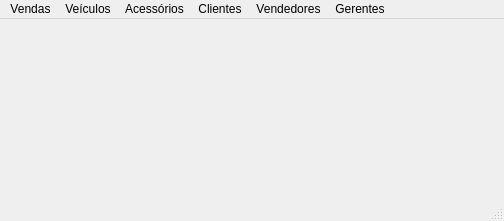
Qt form SIF_GUI/View/TelaPrincipal.ui (VitorDiToro/EC206-EngenhariaDeSoftware2) before a commit.
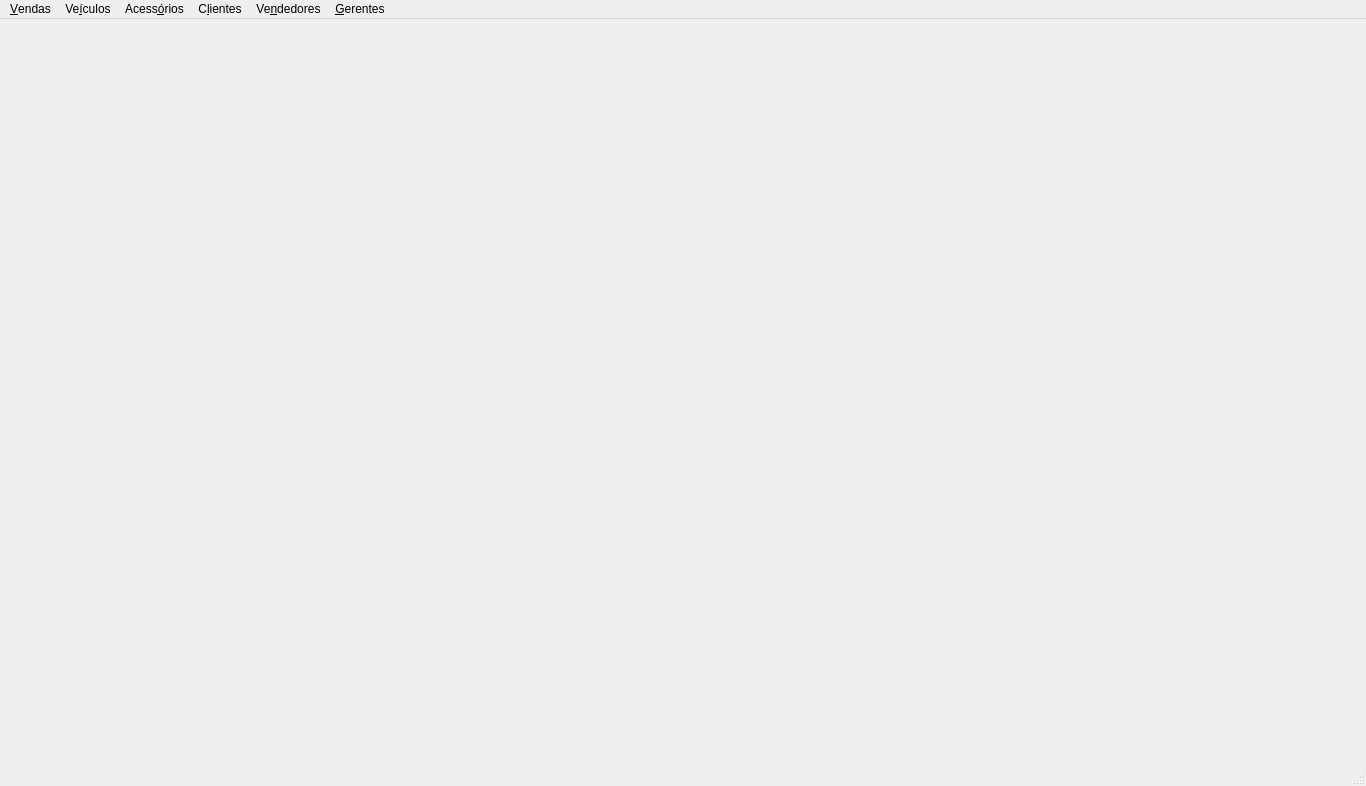
The same form after that commit.

Commit message: Padrnização dos labels e tamanho das telas

The edit to the form file:
```diff
--- a/SIF_GUI/View/TelaPrincipal.ui
+++ b/SIF_GUI/View/TelaPrincipal.ui
@@ -6,10 +6,16 @@
    <rect>
     <x>0</x>
     <y>0</y>
-    <width>504</width>
-    <height>221</height>
+    <width>1366</width>
+    <height>786</height>
    </rect>
   </property>
+  <property name="minimumSize">
+   <size>
+    <width>1366</width>
+    <height>786</height>
+   </size>
+  </property>
   <property name="windowTitle">
    <string>MainWindow</string>
   </property>
@@ -19,48 +25,48 @@
     <rect>
      <x>0</x>
      <y>0</y>
-     <width>504</width>
-     <height>25</height>
+     <width>1366</width>
+     <height>30</height>
     </rect>
    </property>
    <widget class="QMenu" name="menuVendas">
     <property name="title">
-     <string>Vendas</string>
+     <string>&amp;Vendas</string>
     </property>
     <addaction name="actionCadastrar"/>
     <addaction name="actionListar"/>
    </widget>
    <widget class="QMenu" name="menuVeiculos">
     <property name="title">
-     <string>Veículos</string>
+     <string>Ve&amp;ículos</string>
     </property>
     <addaction name="actionCadastrar_2"/>
     <addaction name="actionListar_2"/>
    </widget>
    <widget class="QMenu" name="menuAcess_rios">
     <property name="title">
-     <string>Acessórios</string>
+     <string>Acess&amp;órios</string>
     </property>
     <addaction name="actionCadastrar_3"/>
     <addaction name="actionListar_3"/>
    </widget>
    <widget class="QMenu" name="menuClientes">
     <property name="title">
-     <string>Clientes</string>
+     <string>C&amp;lientes</string>
     </property>
     <addaction name="actionCadastrar_4"/>
     <addaction name="actionListar_4"/>
    </widget>
    <widget class="QMenu" name="menuVendedores">
     <property name="title">
-     <string>Vendedores</string>
+     <string>Ve&amp;ndedores</string>
     </property>
     <addaction name="actionCadastrar_5"/>
     <addaction name="actionListar_5"/>
    </widget>
    <widget class="QMenu" name="menuGerentes">
     <property name="title">
-     <string>Gerentes</string>
+     <string>&amp;Gerentes</string>
     </property>
     <addaction name="actionCadastrar_6"/>
     <addaction name="actionListar_6"/>
```
Left out of the diff: 24 changed lines with no effect on the pictures. The commit also changes 18 other files.
